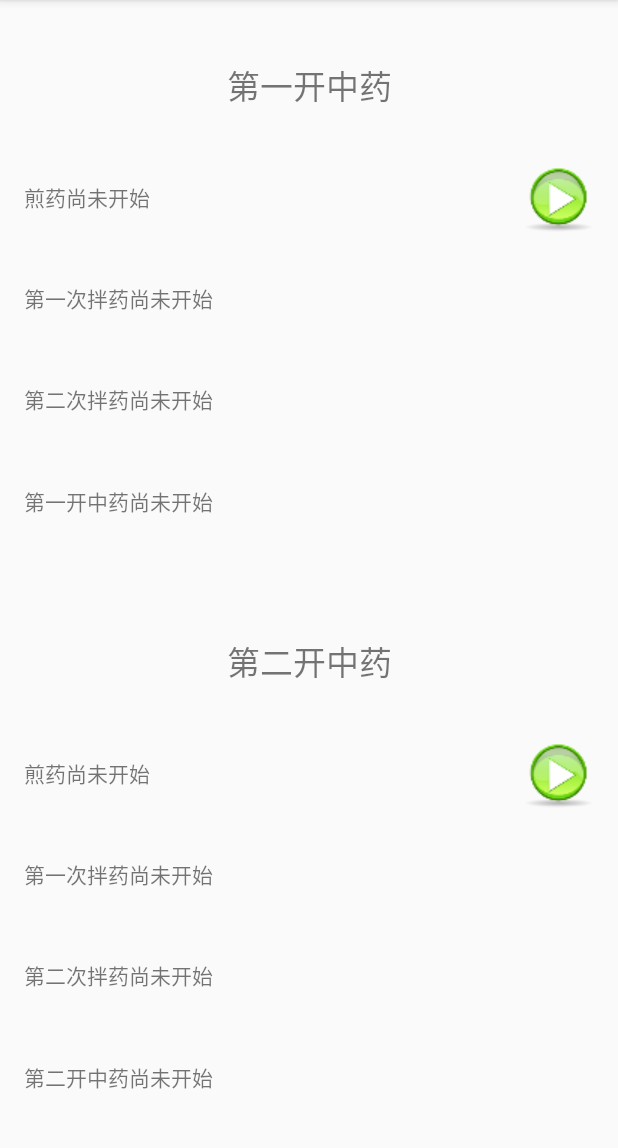
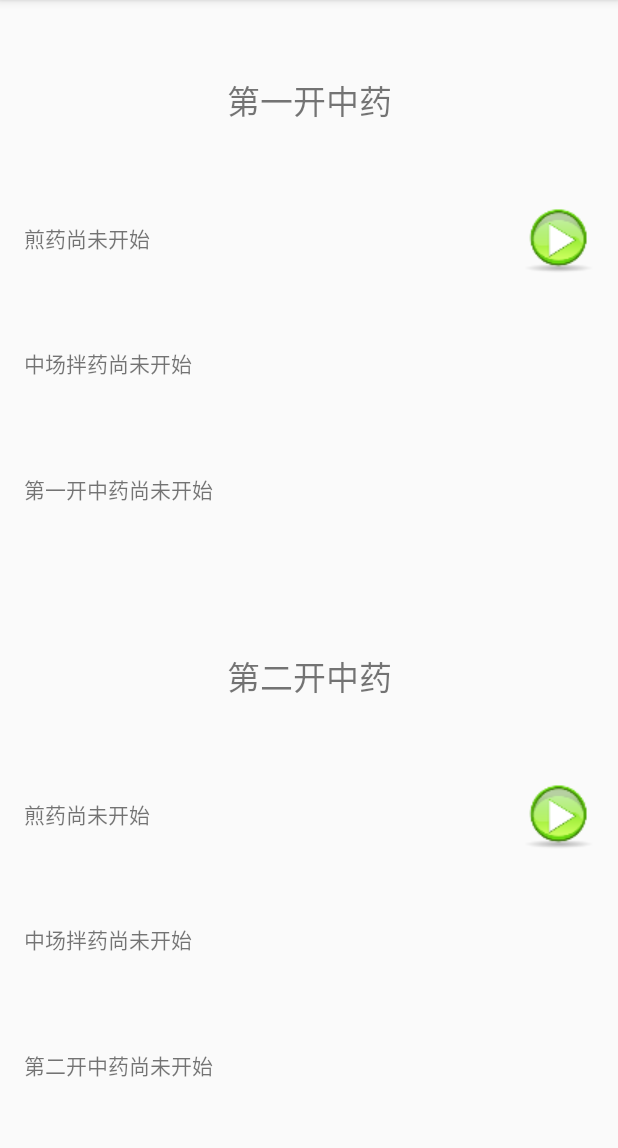
Before and after one commit to cjq12721178/MedicineDecoctionPrompter, an Android app: the screen it shows after launch (MainActivity), on a phone screen of 412 x 824 dp, the part 84-1232 px from its top. Run offline under Robolectric (Android 15) with nearby library versions, the phone set to English and light mode, and no system bars.

Commit message:
20180321-0.2.0(8): 1. 应小蘑菇的要求，将拌药时间减少一次，并调整任务时间间隔如下： 第一开： 中场拌药：15分钟 煎药结束：15分钟 第二开： 中场拌药：14分钟 煎药结束：14分钟

```diff
--- a/app/src/main/java/tool/cjq/com/medicinedecoctionprompter/MainActivity.java
+++ b/app/src/main/java/tool/cjq/com/medicinedecoctionprompter/MainActivity.java
@@ -1,12 +1,10 @@
 package tool.cjq.com.medicinedecoctionprompter;
 
 import android.content.Context;
-import android.content.Intent;
 import android.content.res.Resources;
 import android.os.Handler;
 import android.support.annotation.IdRes;
 import android.support.annotation.IntegerRes;
-import android.support.annotation.RawRes;
 import android.support.annotation.StringRes;
 import android.support.v7.app.AppCompatActivity;
 import android.os.Bundle;
@@ -46,34 +44,52 @@ public class MainActivity extends AppCompatActivity {
         descriptor = new Descriptor(this);
         firstGroup = getDecoctionGroup(R.id.il_decoction_first,
                 importDecoctionTask(R.string.task_first_decoction,
-                        R.integer.first_medicine_duration_waiting_for_first_stir,
-                        R.integer.first_medicine_duration_waiting_for_second_stir,
+                        R.integer.first_medicine_duration_waiting_for_stir,
                         R.integer.first_medicine_duration_waiting_for_finish));
         secondGroup = getDecoctionGroup(R.id.il_decoction_second,
                 importDecoctionTask(R.string.task_second_decoction,
-                        R.integer.second_medicine_duration_waiting_for_first_stir,
-                        R.integer.second_medicine_duration_waiting_for_second_stir,
+                        R.integer.second_medicine_duration_waiting_for_stir,
                         R.integer.second_medicine_duration_waiting_for_finish));
         setDecoctionView(firstGroup);
         setDecoctionView(secondGroup);
     }
 
-    private ContinuousTask importDecoctionTask(@StringRes int nameId,
-                                               @IntegerRes int duration1,
-                                               @IntegerRes int duration2,
-                                               @IntegerRes int duration3) {
-        ContinuousTask decoctionTask = ContinuousTask.build(this, getString(nameId));
+//    private ContinuousTask importDecoctionTask(@StringRes int nameId,
+//                                               @IntegerRes int duration1,
+//                                               @IntegerRes int duration2,
+//                                               @IntegerRes int duration3) {
+//        ContinuousTask decoctionTask = ContinuousTask.build(this, getString(nameId));
+//        if (decoctionTask.getEventSize() == 0) {
+//            Resources resources = getResources();
+//            decoctionTask.addEvent(new WaitForFirstStirEvent(getString(R.string.event_first_stir),
+//                    TimeUnit.MINUTES.toMillis(resources.getInteger(duration1))));
+//            decoctionTask.addEvent(new WaitForSecondStirEvent(getString(R.string.event_second_stir),
+//                    TimeUnit.MINUTES.toMillis(resources.getInteger(duration2))));
+//            decoctionTask.addEvent(nameId == R.string.task_first_decoction ?
+//                    new WaitForFirstDecoctionFinishEvent(getString(R.string.event_decoction_finish),
+//                            TimeUnit.MINUTES.toMillis(resources.getInteger(duration3))) :
+//                    new WaitForSecondDecoctionFinishEvent(getString(R.string.event_decoction_finish),
+//                            TimeUnit.MINUTES.toMillis(resources.getInteger(duration3))));
+//        }
+//        return decoctionTask;
+//    }
+
+    private ContinuousTask importDecoctionTask(@StringRes int nameRes,
+                                               @IntegerRes int strDurationRes,
+                                               @IntegerRes int finishDurationRes) {
+        ContinuousTask decoctionTask = ContinuousTask.build(this, getString(nameRes));
         if (decoctionTask.getEventSize() == 0) {
             Resources resources = getResources();
-            decoctionTask.addEvent(new WaitForFirstStirEvent(getString(R.string.event_first_stir),
-                    TimeUnit.MINUTES.toMillis(resources.getInteger(duration1))));
-            decoctionTask.addEvent(new WaitForSecondStirEvent(getString(R.string.event_second_stir),
-                    TimeUnit.MINUTES.toMillis(resources.getInteger(duration2))));
-            decoctionTask.addEvent(nameId == R.string.task_first_decoction ?
-                    new WaitForFirstDecoctionFinishEvent(getString(R.string.event_decoction_finish),
-                            TimeUnit.MINUTES.toMillis(resources.getInteger(duration3))) :
-                    new WaitForSecondDecoctionFinishEvent(getString(R.string.event_decoction_finish),
-                            TimeUnit.MINUTES.toMillis(resources.getInteger(duration3))));
+            decoctionTask.addEvent(new PromptEvent(getString(R.string.event_stir),
+                    TimeUnit.MINUTES.toMillis(resources.getInteger(strDurationRes)),
+                    R.string.on_time_stir,
+                    R.raw.music_fisrt_stir,
+                    R.string.event_stir));
+            decoctionTask.addEvent(new PromptEvent(getString(R.string.event_decoction_finish),
+                    TimeUnit.MINUTES.toMillis(resources.getInteger(finishDurationRes)),
+                    R.string.on_time_decoction_finish,
+                    R.raw.music_decoction,
+                    nameRes).setNeedRelease(nameRes == R.string.task_first_decoction));
         }
         return decoctionTask;
     }
@@ -81,11 +97,10 @@ public class MainActivity extends AppCompatActivity {
     private DecoctionGroup getDecoctionGroup(@IdRes int groupId, ContinuousTask decoctionTask) {
         DecoctionGroup group = new DecoctionGroup();
         View parent = findViewById(groupId);
-        group.tvName = (TextView) parent.findViewById(R.id.tv_decoction_name);
-        group.tvStartTime = (TextView)parent.findViewById(R.id.tv_start_time);
-        group.tvFirstStir = (TextView)parent.findViewById(R.id.tv_first_stir);
-        group.tvSecondStir = (TextView)parent.findViewById(R.id.tv_second_stir);
-        group.tvState = (TextView)parent.findViewById(R.id.tv_decoction_state);
+        group.tvName = parent.findViewById(R.id.tv_decoction_name);
+        group.tvStartTime = parent.findViewById(R.id.tv_start_time);
+        group.tvStir = parent.findViewById(R.id.tv_stir);
+        group.tvState = parent.findViewById(R.id.tv_decoction_state);
         group.decoctionTask = decoctionTask;
         return group;
     }
@@ -94,14 +109,14 @@ public class MainActivity extends AppCompatActivity {
         group.tvName.setText(group.decoctionTask.getName());
         group.tvStartTime.setOnClickListener(group);
         group.setStartTime();
-        setEventViewState(group.tvFirstStir, group.decoctionTask, 0);
-        setEventViewState(group.tvSecondStir, group.decoctionTask, 1);
-        setEventViewState(group.tvState, group.decoctionTask, 2);
+        setEventViewState(group.tvStir, group.decoctionTask, 0);
+        //setEventViewState(group.tvSecondStir, group.decoctionTask, 1);
+        setEventViewState(group.tvState, group.decoctionTask, 1);
         group.decoctionTask.startCountDown(timer, group, handler);
     }
 
     private void setEventViewState(TextView tv, ContinuousTask task, int eventNumber) {
-        String description = eventNumber == 2 ?
+        String description = eventNumber == 1 ?
                 descriptor.getTaskStateDescription(task) :
                 descriptor.getEventStateDescription(task.getEvent(eventNumber));
         if (description != null) {
@@ -115,8 +130,8 @@ public class MainActivity extends AppCompatActivity {
 
         TextView tvName;
         TextView tvStartTime;
-        TextView tvFirstStir;
-        TextView tvSecondStir;
+        TextView tvStir;
+        //TextView tvSecondStir;
         TextView tvState;
         ContinuousTask decoctionTask;
 
@@ -126,12 +141,12 @@ public class MainActivity extends AppCompatActivity {
                 case R.id.tv_start_time: {
                     decoctionTask.start(0);
                 } break;
-                case R.id.tv_first_stir: {
+                case R.id.tv_stir: {
                     decoctionTask.start(1);
                 } break;
-                case R.id.tv_second_stir: {
-                    decoctionTask.start(2);
-                } break;
+//                case R.id.tv_second_stir: {
+//                    decoctionTask.start(2);
+//                } break;
             }
             decoctionTask.startCountDown(timer, this, handler);
             setStartTime();
@@ -145,16 +160,16 @@ public class MainActivity extends AppCompatActivity {
         public void onCountDown(ContinuousTask task, int eventNumber, long minutes, long seconds) {
             if (minutes == 0 && seconds == 0) {
                 switch (eventNumber) {
-                    case 0:tvFirstStir.setText(descriptor.getEventFinishDescription(task.getEvent(eventNumber).getName()));break;
-                    case 1:tvSecondStir.setText(descriptor.getEventFinishDescription(task.getEvent(eventNumber).getName()));break;
-                    case 2:tvState.setText(descriptor.getEventFinishDescription(task.getName()));break;
+                    case 0:tvStir.setText(descriptor.getEventFinishDescription(task.getEvent(eventNumber).getName()));break;
+                    //case 1:tvSecondStir.setText(descriptor.getEventFinishDescription(task.getEvent(eventNumber).getName()));break;
+                    case 1:tvState.setText(descriptor.getEventFinishDescription(task.getName()));break;
                 }
             } else {
                 String description = descriptor.getCountDownDescription(task.getEvent(eventNumber).getName(), minutes, seconds);
                 switch (eventNumber) {
-                    case 0:tvFirstStir.setText(description);break;
-                    case 1:tvSecondStir.setText(description);break;
-                    case 2:tvState.setText(description);break;
+                    case 0:tvStir.setText(description);break;
+                    //case 1:tvSecondStir.setText(description);break;
+                    case 1:tvState.setText(description);break;
                 }
             }
         }
@@ -214,130 +229,130 @@ public class MainActivity extends AppCompatActivity {
         }
     }
 
-    private static abstract class BaseEvent extends ContinuousTask.Event {
-
-        public BaseEvent(String name, long duration) {
-            super(name, duration);
-        }
-
-        @Override
-        protected void onPrepare(Context context, Intent intent) {
-        }
-
-        @StringRes
-        protected abstract int getMessage();
-
-        @RawRes
-        protected abstract int getMusic();
-
-        @StringRes
-        protected abstract int getDescriptionName();
-
-        @Override
-        protected boolean onExecute(Context context, Intent intent) {
-            context.startActivity(new Intent(context, PromptActivity.class)
-                    .setFlags(Intent.FLAG_ACTIVITY_NEW_TASK)
-                    .putExtra(PromptActivity.KEY_DECOCTION_PROMPT, context.getString(getMessage()))
-                    .putExtra(PromptActivity.KEY_DECOCTION_DESCRIPTION,
-                            String.format(context.getString(R.string.on_time_description),
-                                    context.getString(getDescriptionName())))
-                    .putExtra(PromptActivity.KEY_MUSIC_RAW_ID, getMusic()));
-            return false;
-        }
-    }
-
-    public static class WaitForFirstStirEvent extends BaseEvent {
-
-        public WaitForFirstStirEvent(String name, long duration) {
-            super(name, duration);
-        }
-
-        @Override
-        protected int getMessage() {
-            return R.string.on_time_stir;
-        }
-
-        @Override
-        protected int getMusic() {
-            return R.raw.music_fisrt_stir;
-        }
-
-        @Override
-        protected int getDescriptionName() {
-            return R.string.event_first_stir;
-        }
-    }
-
-    public static class WaitForSecondStirEvent extends BaseEvent {
-
-        public WaitForSecondStirEvent(String name, long duration) {
-            super(name, duration);
-        }
-
-        @Override
-        protected int getMessage() {
-            return R.string.on_time_stir;
-        }
-
-        @Override
-        protected int getMusic() {
-            return R.raw.music_second_stir;
-        }
-
-        @Override
-        protected int getDescriptionName() {
-            return R.string.event_second_stir;
-        }
-    }
-
-    public static class WaitForFirstDecoctionFinishEvent extends BaseEvent {
-
-        public WaitForFirstDecoctionFinishEvent(String name, long duration) {
-            super(name, duration);
-        }
-
-        @Override
-        protected int getMessage() {
-            return R.string.on_time_decoction_finish;
-        }
-
-        @Override
-        protected int getMusic() {
-            return R.raw.music_decoction;
-        }
-
-        @Override
-        protected int getDescriptionName() {
-            return R.string.task_first_decoction;
-        }
-    }
-
-    public static class WaitForSecondDecoctionFinishEvent extends BaseEvent {
-
-        public WaitForSecondDecoctionFinishEvent(String name, long duration) {
-            super(name, duration);
-        }
-
-        @Override
-        protected int getMessage() {
-            return R.string.on_time_decoction_finish;
-        }
-
-        @Override
-        protected int getMusic() {
-            return R.raw.music_decoction;
-        }
-
-        @Override
-        protected int getDescriptionName() {
-            return R.string.task_second_decoction;
-        }
-
-        @Override
-        protected boolean onExecute(Context context, Intent intent) {
-            super.onExecute(context, intent);
-            ContinuousTask.release(context, context.getString(R.string.task_first_decoction));
-            return true;
-        }
-    }
+//    private static abstract class BaseEvent extends ContinuousTask.Event {
+//
+//        public BaseEvent(String name, long duration) {
+//            super(name, duration);
+//        }
+//
+//        @Override
+//        protected void onPrepare(Context context, Intent intent) {
+//        }
+//
+//        @StringRes
+//        protected abstract int getMessage();
+//
+//        @RawRes
+//        protected abstract int getMusic();
+//
+//        @StringRes
+//        protected abstract int getDescriptionName();
+//
+//        @Override
+//        protected boolean onExecute(Context context, Intent intent) {
+//            context.startActivity(new Intent(context, PromptActivity.class)
+//                    .setFlags(Intent.FLAG_ACTIVITY_NEW_TASK)
+//                    .putExtra(PromptActivity.KEY_DECOCTION_PROMPT, context.getString(getMessage()))
+//                    .putExtra(PromptActivity.KEY_DECOCTION_DESCRIPTION,
+//                            String.format(context.getString(R.string.on_time_description),
+//                                    context.getString(getDescriptionName())))
+//                    .putExtra(PromptActivity.KEY_MUSIC_RAW_ID, getMusic()));
+//            return false;
+//        }
+//    }
+//
+//    public static class WaitForFirstStirEvent extends BaseEvent {
+//
+//        public WaitForFirstStirEvent(String name, long duration) {
+//            super(name, duration);
+//        }
+//
+//        @Override
+//        protected int getMessage() {
+//            return R.string.on_time_stir;
+//        }
+//
+//        @Override
+//        protected int getMusic() {
+//            return R.raw.music_fisrt_stir;
+//        }
+//
+//        @Override
+//        protected int getDescriptionName() {
+//            return R.string.event_first_stir;
+//        }
+//    }
+//
+//    public static class WaitForSecondStirEvent extends BaseEvent {
+//
+//        public WaitForSecondStirEvent(String name, long duration) {
+//            super(name, duration);
+//        }
+//
+//        @Override
+//        protected int getMessage() {
+//            return R.string.on_time_stir;
+//        }
+//
+//        @Override
+//        protected int getMusic() {
+//            return R.raw.music_second_stir;
+//        }
+//
+//        @Override
+//        protected int getDescriptionName() {
+//            return R.string.event_second_stir;
+//        }
+//    }
+//
+//    public static class WaitForFirstDecoctionFinishEvent extends BaseEvent {
+//
+//        public WaitForFirstDecoctionFinishEvent(String name, long duration) {
+//            super(name, duration);
+//        }
+//
+//        @Override
+//        protected int getMessage() {
+//            return R.string.on_time_decoction_finish;
+//        }
+//
+//        @Override
+//        protected int getMusic() {
+//            return R.raw.music_decoction;
+//        }
+//
+//        @Override
+//        protected int getDescriptionName() {
+//            return R.string.task_first_decoction;
+//        }
+//    }
+//
+//    public static class WaitForSecondDecoctionFinishEvent extends BaseEvent {
+//
+//        public WaitForSecondDecoctionFinishEvent(String name, long duration) {
+//            super(name, duration);
+//        }
+//
+//        @Override
+//        protected int getMessage() {
+//            return R.string.on_time_decoction_finish;
+//        }
+//
+//        @Override
+//        protected int getMusic() {
+//            return R.raw.music_decoction;
+//        }
+//
+//        @Override
+//        protected int getDescriptionName() {
+//            return R.string.task_second_decoction;
+//        }
+//
+//        @Override
+//        protected boolean onExecute(Context context, Intent intent) {
+//            super.onExecute(context, intent);
+//            ContinuousTask.release(context, context.getString(R.string.task_first_decoction));
+//            return true;
+//        }
+//    }
 }
--- /dev/null
+++ b/app/src/main/java/tool/cjq/com/medicinedecoctionprompter/PromptEvent.java
@@ -0,0 +1,49 @@
+package tool.cjq.com.medicinedecoctionprompter;
+
+import android.content.Context;
+import android.content.Intent;
+import android.support.annotation.RawRes;
+import android.support.annotation.StringRes;
+
+/**
+ * Created by CJQ on 2018/3/21.
+ */
+
+public class PromptEvent extends ContinuousTask.Event {
+
+    private final @StringRes int messageRes;
+    private final @RawRes int musicRes;
+    private final @StringRes int descriptionNameRes;
+    private boolean needRelease;
+
+    public PromptEvent(String name, long duration,
+                       @StringRes int messageRes,
+                       @RawRes int musicRes,
+                       @StringRes int descriptionNameRes) {
+        super(name, duration);
+        this.messageRes = messageRes;
+        this.musicRes = musicRes;
+        this.descriptionNameRes = descriptionNameRes;
+    }
+
+    @Override
+    protected void onPrepare(Context context, Intent intent) {
+    }
+
+    @Override
+    protected boolean onExecute(Context context, Intent intent) {
+        context.startActivity(new Intent(context, PromptActivity.class)
+                .setFlags(Intent.FLAG_ACTIVITY_NEW_TASK)
+                .putExtra(PromptActivity.KEY_DECOCTION_PROMPT, context.getString(messageRes))
+                .putExtra(PromptActivity.KEY_DECOCTION_DESCRIPTION,
+                        String.format(context.getString(R.string.on_time_description),
+                                context.getString(descriptionNameRes)))
+                .putExtra(PromptActivity.KEY_MUSIC_RAW_ID, musicRes));
+        return needRelease;
+    }
+
+    public PromptEvent setNeedRelease(boolean needRelease) {
+        this.needRelease = needRelease;
+        return this;
+    }
+}
--- a/app/src/main/res/layout/activity_main.xml
+++ b/app/src/main/res/layout/activity_main.xml
@@ -6,12 +6,12 @@
     android:orientation="vertical"
     tools:context="tool.cjq.com.medicinedecoctionprompter.MainActivity">
 
-    <include layout="@layout/group_decoction"
+    <include layout="@layout/group_one_stir_decoction"
         android:layout_width="match_parent"
         android:layout_height="0dp"
         android:layout_weight="1"
         android:id="@+id/il_decoction_first" />
-    <include layout="@layout/group_decoction"
+    <include layout="@layout/group_one_stir_decoction"
         android:layout_width="match_parent"
         android:layout_height="0dp"
         android:layout_weight="1"
--- /dev/null
+++ b/app/src/main/res/layout/group_one_stir_decoction.xml
@@ -0,0 +1,37 @@
+<?xml version="1.0" encoding="utf-8"?>
+<LinearLayout xmlns:android="http://schemas.android.com/apk/res/android"
+    android:orientation="vertical"
+    android:layout_width="match_parent"
+    android:layout_height="match_parent"
+    android:padding="@dimen/padding_mid">
+
+    <TextView
+        android:layout_width="match_parent"
+        android:layout_height="0dp"
+        android:layout_weight="11"
+        android:id="@+id/tv_decoction_name"
+        android:textSize="@dimen/size_text_title_big"
+        android:gravity="center"/>
+    <TextView
+        android:layout_width="match_parent"
+        android:layout_height="0dp"
+        android:layout_weight="9"
+        android:id="@+id/tv_start_time"
+        android:textSize="@dimen/size_text_activity"
+        android:gravity="center_vertical|left"
+        android:drawableRight="@drawable/ic_start_decoction" />
+    <TextView
+        android:layout_width="match_parent"
+        android:layout_height="0dp"
+        android:layout_weight="9"
+        android:id="@+id/tv_stir"
+        android:textSize="@dimen/size_text_activity"
+        android:gravity="center_vertical|left" />
+    <TextView
+        android:layout_width="match_parent"
+        android:layout_height="0dp"
+        android:layout_weight="9"
+        android:id="@+id/tv_decoction_state"
+        android:textSize="@dimen/size_text_activity"
+        android:gravity="center_vertical|left"/>
+</LinearLayout>
--- a/app/src/main/res/values/strings.xml
+++ b/app/src/main/res/values/strings.xml
@@ -2,6 +2,7 @@
     <string name="app_name">煎药达人</string>
     <string name="task_first_decoction">第一开中药</string>
     <string name="task_second_decoction">第二开中药</string>
+    <string name="event_stir">中场拌药</string>
     <string name="event_first_stir">第一次拌药</string>
     <string name="event_second_stir">第二次拌药</string>
     <string name="event_decoction_finish">煎药结束</string>
@@ -17,8 +18,10 @@
 
     <integer name="first_medicine_duration_waiting_for_first_stir">10</integer>
     <integer name="first_medicine_duration_waiting_for_second_stir">10</integer>
-    <integer name="first_medicine_duration_waiting_for_finish">10</integer>
+    <integer name="first_medicine_duration_waiting_for_stir">15</integer>
+    <integer name="first_medicine_duration_waiting_for_finish">15</integer>
     <integer name="second_medicine_duration_waiting_for_first_stir">10</integer>
     <integer name="second_medicine_duration_waiting_for_second_stir">9</integer>
-    <integer name="second_medicine_duration_waiting_for_finish">9</integer>
+    <integer name="second_medicine_duration_waiting_for_stir">14</integer>
+    <integer name="second_medicine_duration_waiting_for_finish">14</integer>
 </resources>
```
Also changed, not shown: app/build.gradle (+13 -14 lines), build.gradle (+6 -1 lines), app/src/main/res/layout/group_two_stir_decoction.xml (renamed from app/src/main/res/layout/group_decoction.xml), gradle/wrapper/gradle-wrapper.properties.
